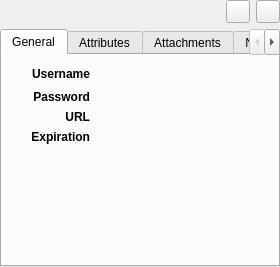
Qt form src/gui/EntryPreviewWidget.ui (keepassxreboot/keepassxc) before a commit.
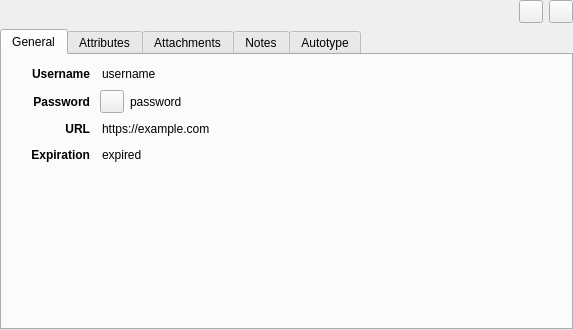
The same form after that commit. Custom widgets are drawn as their Qt base class.

Commit message:
Correct entry selection detection, add more features
* Reword security setting for password visibility in entry edit view
* Shortcut to hide/unhide usernames (CTRL+SHIFT+B)
* Fix #2031 & Fix #2266 - shortcut to hide/unhide passwords (CTRL+SHIFT+C)
* Fix #2166 - Add reveal password button to entry preview

Diff of the .ui file:
```diff
--- a/src/gui/EntryPreviewWidget.ui
+++ b/src/gui/EntryPreviewWidget.ui
@@ -6,8 +6,8 @@
    <rect>
     <x>0</x>
     <y>0</y>
-    <width>280</width>
-    <height>267</height>
+    <width>573</width>
+    <height>330</height>
    </rect>
   </property>
   <layout class="QVBoxLayout" name="verticalLayout_7">
@@ -168,7 +168,7 @@
           <layout class="QVBoxLayout" name="verticalLayout_5">
            <item>
             <widget class="QWidget" name="entryGeneralWidget" native="true">
-             <layout class="QGridLayout" name="gridLayout" rowstretch="0,0,0,0,0" columnstretch="0,0,0">
+             <layout class="QGridLayout" name="gridLayout" rowstretch="0,0,0,0,0" columnstretch="0,0,0,0,0,0">
               <property name="leftMargin">
                <number>0</number>
               </property>
@@ -181,65 +181,21 @@
               <property name="bottomMargin">
                <number>0</number>
               </property>
-              <item row="1" column="2">
-               <widget class="ElidedLabel" name="entryPasswordLabel">
-                <property name="sizePolicy">
-                 <sizepolicy hsizetype="Expanding" vsizetype="Preferred">
-                  <horstretch>0</horstretch>
-                  <verstretch>0</verstretch>
-                 </sizepolicy>
+              <item row="0" column="0">
+               <spacer name="entryLeftHorizontalSpacer">
+                <property name="orientation">
+                 <enum>Qt::Horizontal</enum>
                 </property>
-                <property name="minimumSize">
-                 <size>
-                  <width>100</width>
-                  <height>0</height>
-                 </size>
+                <property name="sizeType">
+                 <enum>QSizePolicy::Fixed</enum>
                 </property>
-               </widget>
-              </item>
-              <item row="2" column="2">
-               <widget class="ElidedLabel" name="entryUrlLabel">
-                <property name="sizePolicy">
-                 <sizepolicy hsizetype="Expanding" vsizetype="Preferred">
-                  <horstretch>0</horstretch>
-                  <verstretch>0</verstretch>
-                 </sizepolicy>
-                </property>
-                <property name="minimumSize">
+                <property name="sizeHint" stdset="0">
                  <size>
-                  <width>100</width>
-                  <height>0</height>
+                  <width>20</width>
+                  <height>20</height>
                  </size>
                 </property>
-                <property name="cursor">
-                 <cursorShape>PointingHandCursor</cursorShape>
-                </property>
-                <property name="text">
-                 <string/>
-                </property>
-                <property name="textInteractionFlags">
-                 <set>Qt::LinksAccessibleByKeyboard|Qt::LinksAccessibleByMouse</set>
-                </property>
-               </widget>
-              </item>
-              <item row="0" column="2">
-               <widget class="QLabel" name="entryUsernameLabel">
-                <property name="sizePolicy">
-                 <sizepolicy hsizetype="Expanding" vsizetype="Preferred">
-                  <horstretch>0</horstretch>
-                  <verstretch>0</verstretch>
-                 </sizepolicy>
-                </property>
-                <property name="minimumSize">
-                 <size>
-                  <width>100</width>
-                  <height>0</height>
-                 </size>
-                </property>
-                <property name="textInteractionFlags">
-                 <set>Qt::LinksAccessibleByMouse|Qt::TextSelectableByMouse</set>
-                </property>
-               </widget>
+               </spacer>
               </item>
               <item row="0" column="1">
                <widget class="QLabel" name="entryUsernameTitleLabel">
@@ -266,6 +222,50 @@
                 </property>
                </widget>
               </item>
+              <item row="0" column="4">
+               <widget class="QLabel" name="entryUsernameLabel">
+                <property name="sizePolicy">
+                 <sizepolicy hsizetype="Expanding" vsizetype="Preferred">
+                  <horstretch>0</horstretch>
+                  <verstretch>0</verstretch>
+                 </sizepolicy>
+                </property>
+                <property name="minimumSize">
+                 <size>
+                  <width>100</width>
+                  <height>0</height>
+                 </size>
+                </property>
+                <property name="text">
+                 <string notr="true">username</string>
+                </property>
+                <property name="textInteractionFlags">
+                 <set>Qt::LinksAccessibleByMouse|Qt::TextSelectableByMouse</set>
+                </property>
+               </widget>
+              </item>
+              <item row="1" column="1">
+               <widget class="QLabel" name="entryPasswordTitleLabel">
+                <property name="sizePolicy">
+                 <sizepolicy hsizetype="Minimum" vsizetype="Preferred">
+                  <horstretch>0</horstretch>
+                  <verstretch>0</verstretch>
+                 </sizepolicy>
+                </property>
+                <property name="font">
+                 <font>
+                  <weight>75</weight>
+                  <bold>true</bold>
+                 </font>
+                </property>
+                <property name="text">
+                 <string>Password</string>
+                </property>
+                <property name="alignment">
+                 <set>Qt::AlignRight|Qt::AlignTrailing|Qt::AlignVCenter</set>
+                </property>
+               </widget>
+              </item>
               <item row="3" column="1">
                <widget class="QLabel" name="entryExpirationTitleLabel">
                 <property name="sizePolicy">
@@ -288,7 +288,45 @@
                 </property>
                </widget>
               </item>
-              <item row="3" column="2">
+              <item row="4" column="4">
+               <spacer name="verticalSpacer">
+                <property name="orientation">
+                 <enum>Qt::Vertical</enum>
+                </property>
+                <property name="sizeHint" stdset="0">
+                 <size>
+                  <width>0</width>
+                  <height>0</height>
+                 </size>
+                </property>
+               </spacer>
+              </item>
+              <item row="2" column="4">
+               <widget class="ElidedLabel" name="entryUrlLabel">
+                <property name="sizePolicy">
+                 <sizepolicy hsizetype="Expanding" vsizetype="Preferred">
+                  <horstretch>0</horstretch>
+                  <verstretch>0</verstretch>
+                 </sizepolicy>
+                </property>
+                <property name="minimumSize">
+                 <size>
+                  <width>100</width>
+                  <height>0</height>
+                 </size>
+                </property>
+                <property name="cursor">
+                 <cursorShape>PointingHandCursor</cursorShape>
+                </property>
+                <property name="text">
+                 <string notr="true">https://example.com</string>
+                </property>
+                <property name="textInteractionFlags">
+                 <set>Qt::LinksAccessibleByKeyboard|Qt::LinksAccessibleByMouse</set>
+                </property>
+               </widget>
+              </item>
+              <item row="3" column="4">
                <widget class="QLabel" name="entryExpirationLabel">
                 <property name="sizePolicy">
                  <sizepolicy hsizetype="Expanding" vsizetype="Preferred">
@@ -296,6 +334,9 @@
                   <verstretch>0</verstretch>
                  </sizepolicy>
                 </property>
+                <property name="text">
+                 <string notr="true">expired</string>
+                </property>
                </widget>
               </item>
               <item row="2" column="1">
@@ -320,8 +361,47 @@
                 </property>
                </widget>
               </item>
-              <item row="0" column="0">
-               <spacer name="entryLeftHorizontalSpacer">
+              <item row="1" column="3" colspan="2">
+               <layout class="QHBoxLayout" name="horizontalLayout_2" stretch="0,0">
+                <property name="spacing">
+                 <number>6</number>
+                </property>
+                <property name="leftMargin">
+                 <number>4</number>
+                </property>
+                <item>
+                 <widget class="QToolButton" name="togglePasswordButton">
+                  <property name="text">
+                   <string/>
+                  </property>
+                  <property name="checkable">
+                   <bool>true</bool>
+                  </property>
+                 </widget>
+                </item>
+                <item>
+                 <widget class="ElidedLabel" name="entryPasswordLabel">
+                  <property name="sizePolicy">
+                   <sizepolicy hsizetype="Expanding" vsizetype="Preferred">
+                    <horstretch>0</horstretch>
+                    <verstretch>0</verstretch>
+                   </sizepolicy>
+                  </property>
+                  <property name="minimumSize">
+                   <size>
+                    <width>100</width>
+                    <height>0</height>
+                   </size>
+                  </property>
+                  <property name="text">
+                   <string notr="true">password</string>
+                  </property>
+                 </widget>
+                </item>
+               </layout>
+              </item>
+              <item row="1" column="0">
+               <spacer name="entryLeftHorizontalSpacer_2">
                 <property name="orientation">
                  <enum>Qt::Horizontal</enum>
                 </property>
@@ -336,37 +416,34 @@
                 </property>
                </spacer>
               </item>
-              <item row="1" column="1">
-               <widget class="QLabel" name="entryPasswordTitleLabel">
-                <property name="sizePolicy">
-                 <sizepolicy hsizetype="Minimum" vsizetype="Preferred">
-                  <horstretch>0</horstretch>
-                  <verstretch>0</verstretch>
-                 </sizepolicy>
+              <item row="2" column="0">
+               <spacer name="entryLeftHorizontalSpacer_3">
+                <property name="orientation">
+                 <enum>Qt::Horizontal</enum>
                 </property>
-                <property name="font">
-                 <font>
-                  <weight>75</weight>
-                  <bold>true</bold>
-                 </font>
+                <property name="sizeType">
+                 <enum>QSizePolicy::Fixed</enum>
                 </property>
-                <property name="text">
-                 <string>Password</string>
+                <property name="sizeHint" stdset="0">
+                 <size>
+                  <width>20</width>
+                  <height>20</height>
+                 </size>
                 </property>
-                <property name="alignment">
-                 <set>Qt::AlignRight|Qt::AlignTrailing|Qt::AlignVCenter</set>
-                </property>
-               </widget>
+               </spacer>
               </item>
-              <item row="4" column="2">
-               <spacer name="verticalSpacer">
+              <item row="3" column="0">
+               <spacer name="entryLeftHorizontalSpacer_4">
                 <property name="orientation">
-                 <enum>Qt::Vertical</enum>
+                 <enum>Qt::Horizontal</enum>
                 </property>
+                <property name="sizeType">
+                 <enum>QSizePolicy::Fixed</enum>
+                </property>
                 <property name="sizeHint" stdset="0">
                  <size>
-                  <width>0</width>
-                  <height>0</height>
+                  <width>20</width>
+                  <height>20</height>
                  </size>
                 </property>
                </spacer>
```
Left out of the diff: 6 changed lines with no effect on the pictures. The commit also changes 10 other files.
